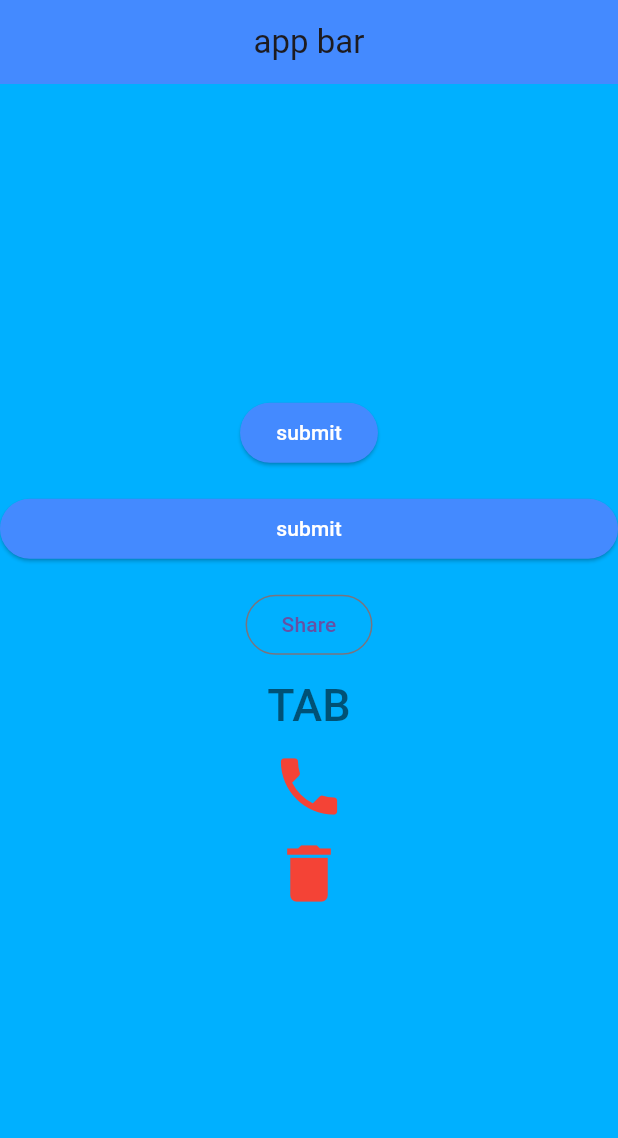
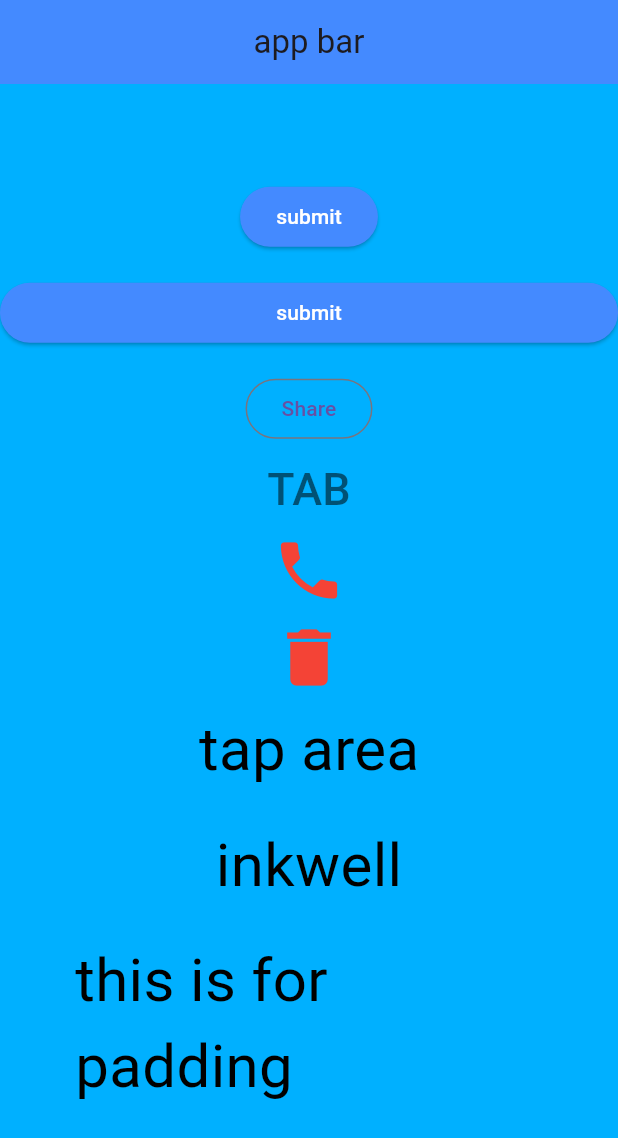
Before and after one commit to MIR-RIAZUL/ostad_11, a Flutter app: the screen it shows after launch, on a phone screen of 412 x 824 dp. Shown: the top 1138 px of the screen. Run offline on Flutter 3.47's test engine with Material 3 defaults, Android fonts, the phone set to English and light mode, and no system bars.

Commit message:
the class three...end of module 7..flutter ..ostad

```diff
--- a/lib/class3.dart
+++ b/lib/class3.dart
@@ -65,7 +65,41 @@ class class3 extends StatelessWidget {
               print("deleted");
             }, icon: Icon(Icons.delete,
             size: 50,
-            color: Colors.red,))
+            color: Colors.red,)),
+
+            GestureDetector(
+              onTap: (){
+                print("tapped on Gesture decetor");
+              },
+              child: Text("tap area",style:TextStyle(
+                color: Colors.black,
+                fontSize: 40,
+
+              ),),
+            ),
+
+           SizedBox(height: 20,),
+
+           InkWell(
+             onTap: (){
+               print("tapped on inkwell");
+             },
+             child: Text("inkwell",style: TextStyle(
+               color: Colors.black,
+               fontSize: 40,)),
+           ),
+
+            Padding(
+              // padding: EdgeInsets.all(50),
+              // padding: EdgeInsets.only(left: 50,right:20,top: 50,bottom: 30),
+              padding: EdgeInsets.symmetric(horizontal: 50,vertical: 20),
+
+              child: Text("this is for padding",style: TextStyle(
+                color: Colors.black,
+                fontSize: 40,
+              ),),
+            ),
+
 
 
           ]
```
